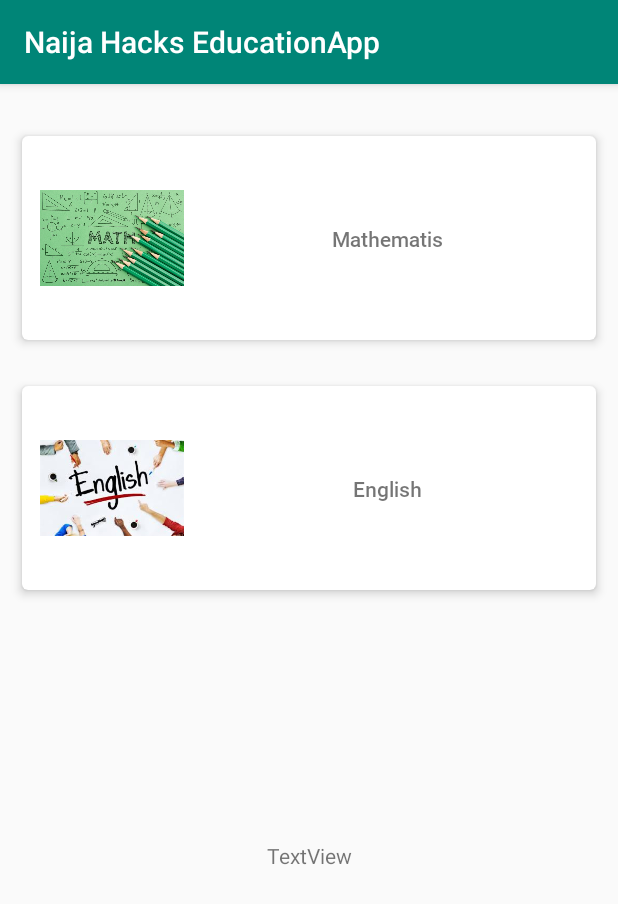
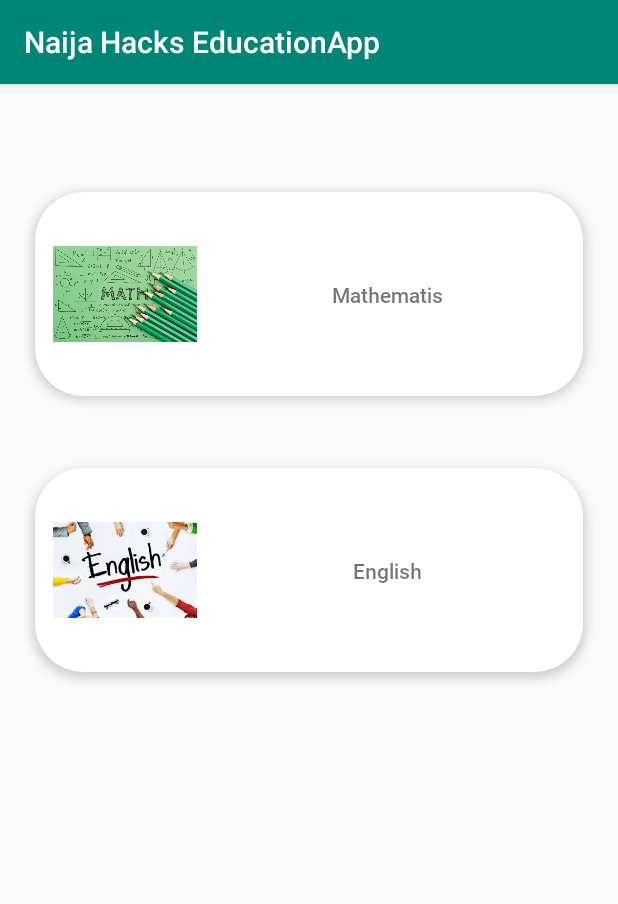
Before and after one commit to Dablaze-ufc/NaijaHacksEducationApp, an Android app: the screen it shows after launch (MainActivity), on a phone screen of 412 x 824 dp. Shown: the top 904 px of the screen. Run offline under Robolectric (Android 15) with nearby library versions, the phone set to English and light mode, and no system bars; our stand-ins replace navigation-ui.

Commit message:
finished subject fragment

```diff
--- a/app/src/main/res/layout/activity_main.xml
+++ b/app/src/main/res/layout/activity_main.xml
@@ -9,10 +9,10 @@
     <fragment
         android:id="@+id/fragment2"
         android:name="androidx.navigation.fragment.NavHostFragment"
-        android:layout_width="409dp"
-        android:layout_height="729dp"
+        android:layout_width="0dp"
+        android:layout_height="0dp"
         android:layout_marginStart="1dp"
-        android:layout_marginTop="1dp"
+        android:layout_marginTop="?attr/actionBarSize"
         android:layout_marginEnd="1dp"
         android:layout_marginBottom="1dp"
         app:defaultNavHost="true"
@@ -22,16 +22,4 @@
         app:layout_constraintTop_toTopOf="parent"
         app:navGraph="@navigation/nav_host" />
 
-    <TextView
-        android:id="@+id/textView"
-        android:layout_width="wrap_content"
-        android:layout_height="19dp"
-        android:layout_marginStart="8dp"
-        android:layout_marginEnd="8dp"
-        android:text="TextView"
-        app:layout_constraintBottom_toBottomOf="parent"
-        app:layout_constraintEnd_toEndOf="parent"
-        app:layout_constraintStart_toStartOf="parent"
-        app:layout_constraintTop_toTopOf="parent"
-        app:layout_constraintVertical_bias="0.674" />
 </androidx.constraintlayout.widget.ConstraintLayout>
--- a/app/src/main/res/layout/fragment_subject_list.xml
+++ b/app/src/main/res/layout/fragment_subject_list.xml
@@ -12,10 +12,9 @@
         android:layout_width="0dp"
         android:layout_height="wrap_content"
         android:layout_marginStart="8dp"
-        android:layout_marginTop="8dp"
         android:layout_marginEnd="8dp"
         android:clickable="true"
-        app:cardCornerRadius="4dp"
+        app:cardCornerRadius="32dp"
         app:cardElevation="4dp"
         app:cardPreventCornerOverlap="true"
         app:cardUseCompatPadding="true"
@@ -64,7 +63,7 @@
         android:layout_marginTop="16dp"
         android:layout_marginEnd="8dp"
         android:clickable="true"
-        app:cardCornerRadius="4dp"
+        app:cardCornerRadius="32dp"
         app:cardElevation="4dp"
         app:cardPreventCornerOverlap="true"
         app:cardUseCompatPadding="true"
```
